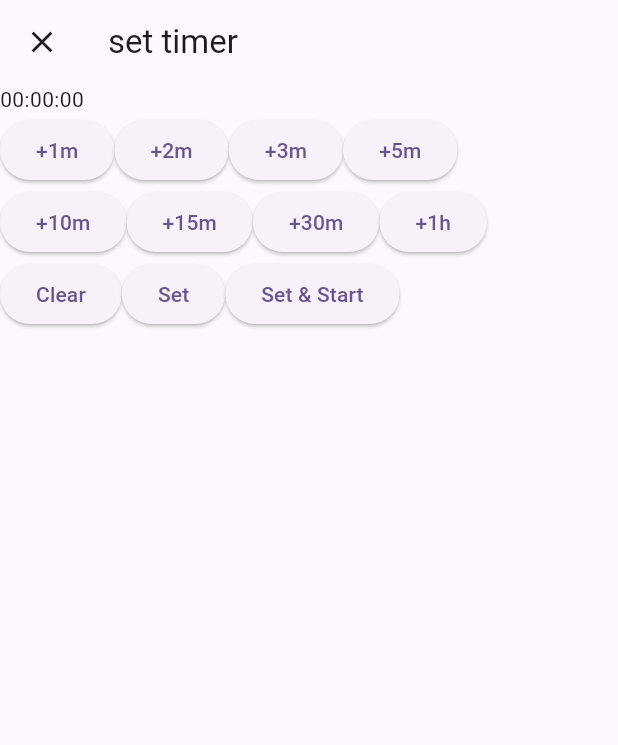
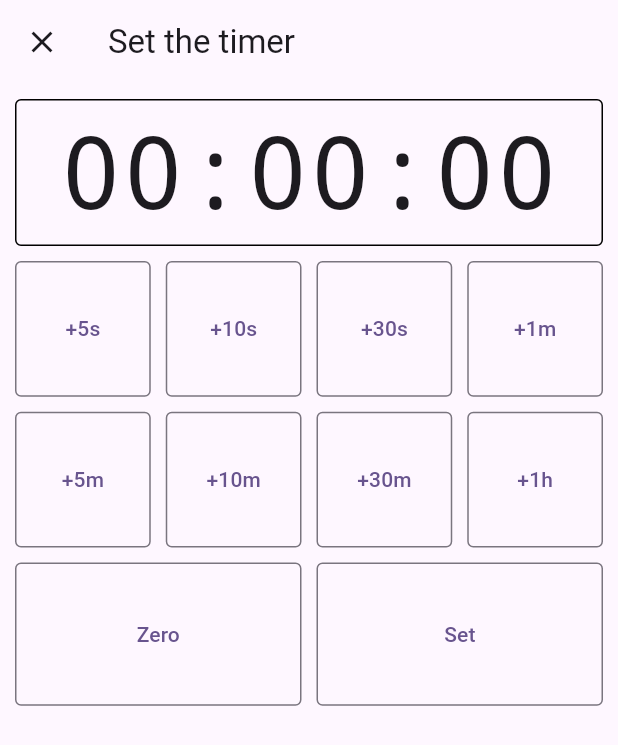
Before and after one commit to mendelbrot/trill, a Flutter app: the TimeEntry screen opened directly with empty values, on a phone screen of 412 x 824 dp. Shown: the top 745 px of the screen. Run offline on Flutter 3.47's test engine with Material 3 defaults, Android fonts, the phone set to English and light mode, and no system bars; our stand-ins replace audioplayers; missing offline and left inert: animated_mesh_gradient.

Commit message:
time entry styling

```diff
--- a/lib/time_entry.dart
+++ b/lib/time_entry.dart
@@ -1,5 +1,6 @@
 import 'package:flutter/material.dart';
 import 'package:trill/time_string.dart';
+import 'package:flutter_staggered_grid_view/flutter_staggered_grid_view.dart';
 
 class TimeEntry extends StatefulWidget {
   final Function onSubmit;
@@ -31,7 +32,7 @@ class _TimeEntryState extends State<TimeEntry> {
 
     return Scaffold(
       appBar: AppBar(
-        title: Text('set timer'),
+        title: Text('Set the timer'),
         leading: IconButton(
           icon: Icon(Icons.close),
           onPressed: () {
@@ -41,10 +42,102 @@ class _TimeEntryState extends State<TimeEntry> {
       ),
       body: Column(
         children: [
-          Row(children: [Text(secondsToTimeString(_initialSeconds))]),
-          Row(
+          GridView.count(
+            shrinkWrap: true,
+            crossAxisCount: 1,
+            childAspectRatio: 4,
+            mainAxisSpacing: 10.0,
+            crossAxisSpacing: 10.0,
+            padding: EdgeInsets.only(top: 10.0, left: 10.0, right: 10.0),
+            physics: const NeverScrollableScrollPhysics(),
             children: [
-              ElevatedButton(
+              Container(
+                decoration: BoxDecoration(
+                  // 2. Define the border
+                  border: Border.all(
+                    color: Colors.black, // The color of the border
+                    width: 1.0, // The thickness of the border
+                  ),
+                  // Optional: Add a rounded corner radius
+                  borderRadius: BorderRadius.circular(4.0),
+                ),
+                child: FittedBox(
+                  alignment: Alignment.center,
+                  fit: BoxFit.contain, // or BoxFit.fill to stretch/distort
+                  child: Text(
+                    secondsToTimeString(_initialSeconds),
+                    style: TextStyle(
+                      fontFamily: 'monospace',
+                      // fontSize: 72.0,
+                      // fontWeight: FontWeight.bold,
+                      // color: Colors.blue,
+                    ),
+                  ),
+                ),
+              ),
+            ],
+          ),
+          GridView.count(
+            shrinkWrap: true,
+            crossAxisCount: 4,
+            mainAxisSpacing: 10.0,
+            crossAxisSpacing: 10.0,
+            padding: EdgeInsets.all(10.0),
+            physics: const NeverScrollableScrollPhysics(),
+            children: [
+              OutlinedButton(
+                style: OutlinedButton.styleFrom(
+                  padding: EdgeInsets.zero,
+                  shape: RoundedRectangleBorder(
+                    borderRadius: BorderRadius.circular(4.0),
+                  ),
+                  // side: BorderSide(color: Colors.blue, width: 1.5),
+                ),
+                child: Text("+5s"),
+                onPressed: () {
+                  setState(() {
+                    _initialSeconds += 5;
+                  });
+                },
+              ),
+              OutlinedButton(
+                style: OutlinedButton.styleFrom(
+                  padding: EdgeInsets.zero,
+                  shape: RoundedRectangleBorder(
+                    borderRadius: BorderRadius.circular(4.0),
+                  ),
+                  // side: BorderSide(color: Colors.blue, width: 1.5),
+                ),
+                child: Text("+10s"),
+                onPressed: () {
+                  setState(() {
+                    _initialSeconds += 10;
+                  });
+                },
+              ),
+              OutlinedButton(
+                style: OutlinedButton.styleFrom(
+                  padding: EdgeInsets.zero,
+                  shape: RoundedRectangleBorder(
+                    borderRadius: BorderRadius.circular(4.0),
+                  ),
+                  // side: BorderSide(color: Colors.blue, width: 1.5),
+                ),
+                child: Text("+30s"),
+                onPressed: () {
+                  setState(() {
+                    _initialSeconds += 30;
+                  });
+                },
+              ),
+              OutlinedButton(
+                style: OutlinedButton.styleFrom(
+                  padding: EdgeInsets.zero,
+                  shape: RoundedRectangleBorder(
+                    borderRadius: BorderRadius.circular(4.0),
+                  ),
+                  // side: BorderSide(color: Colors.blue, width: 1.5),
+                ),
                 child: Text("+1m"),
                 onPressed: () {
                   setState(() {
@@ -52,23 +145,14 @@ class _TimeEntryState extends State<TimeEntry> {
                   });
                 },
               ),
-              ElevatedButton(
-                child: Text("+2m"),
-                onPressed: () {
-                  setState(() {
-                    _initialSeconds += 120;
-                  });
-                },
-              ),
-              ElevatedButton(
-                child: Text("+3m"),
-                onPressed: () {
-                  setState(() {
-                    _initialSeconds += 180;
-                  });
-                },
-              ),
-              ElevatedButton(
+              OutlinedButton(
+                style: OutlinedButton.styleFrom(
+                  padding: EdgeInsets.zero,
+                  shape: RoundedRectangleBorder(
+                    borderRadius: BorderRadius.circular(4.0),
+                  ),
+                  // side: BorderSide(color: Colors.blue, width: 1.5),
+                ),
                 child: Text("+5m"),
                 onPressed: () {
                   setState(() {
@@ -76,11 +160,14 @@ class _TimeEntryState extends State<TimeEntry> {
                   });
                 },
               ),
-            ],
-          ),
-          Row(
-            children: [
-              ElevatedButton(
+              OutlinedButton(
+                style: OutlinedButton.styleFrom(
+                  padding: EdgeInsets.zero,
+                  shape: RoundedRectangleBorder(
+                    borderRadius: BorderRadius.circular(4.0),
+                  ),
+                  // side: BorderSide(color: Colors.blue, width: 1.5),
+                ),
                 child: Text("+10m"),
                 onPressed: () {
                   setState(() {
@@ -88,15 +175,14 @@ class _TimeEntryState extends State<TimeEntry> {
                   });
                 },
               ),
-              ElevatedButton(
-                child: Text("+15m"),
-                onPressed: () {
-                  setState(() {
-                    _initialSeconds += 900;
-                  });
-                },
-              ),
-              ElevatedButton(
+              OutlinedButton(
+                style: OutlinedButton.styleFrom(
+                  padding: EdgeInsets.zero,
+                  shape: RoundedRectangleBorder(
+                    borderRadius: BorderRadius.circular(4.0),
+                  ),
+                  // side: BorderSide(color: Colors.blue, width: 1.5),
+                ),
                 child: Text("+30m"),
                 onPressed: () {
                   setState(() {
@@ -104,7 +190,14 @@ class _TimeEntryState extends State<TimeEntry> {
                   });
                 },
               ),
-              ElevatedButton(
+              OutlinedButton(
+                style: OutlinedButton.styleFrom(
+                  padding: EdgeInsets.zero,
+                  shape: RoundedRectangleBorder(
+                    borderRadius: BorderRadius.circular(4.0),
+                  ),
+                  // side: BorderSide(color: Colors.blue, width: 1.5),
+                ),
                 child: Text("+1h"),
                 onPressed: () {
                   setState(() {
@@ -114,25 +207,39 @@ class _TimeEntryState extends State<TimeEntry> {
               ),
             ],
           ),
-          Row(
+          GridView.count(
+            shrinkWrap: true,
+            crossAxisCount: 2,
+            childAspectRatio: 2,
+            mainAxisSpacing: 10.0,
+            crossAxisSpacing: 10.0,
+            padding: EdgeInsets.only(left: 10.0, right: 10.0),
+            physics: const NeverScrollableScrollPhysics(),
             children: [
-              ElevatedButton(
-                child: Text("Clear"),
+              OutlinedButton(
+                style: OutlinedButton.styleFrom(
+                  padding: EdgeInsets.zero,
+                  shape: RoundedRectangleBorder(
+                    borderRadius: BorderRadius.circular(4.0),
+                  ),
+                  // side: BorderSide(color: Colors.blue, width: 1.5),
+                ),
+                child: Text("Zero"),
                 onPressed: () {
                   setState(() {
                     _initialSeconds = 0;
                   });
                 },
               ),
-              ElevatedButton(
+              OutlinedButton(
+                style: OutlinedButton.styleFrom(
+                  padding: EdgeInsets.zero,
+                  shape: RoundedRectangleBorder(
+                    borderRadius: BorderRadius.circular(4.0),
+                  ),
+                  // side: BorderSide(color: Colors.blue, width: 1.5),
+                ),
                 child: Text("Set"),
-                onPressed: () {
-                  Navigator.of(context).pop();
-                  widget.onSubmit(_initialSeconds);
-                },
-              ),
-              ElevatedButton(
-                child: Text("Set & Start"),
                 onPressed: () {
                   Navigator.of(context).pop();
                   widget.onSubmit(_initialSeconds, true);
--- a/pubspec.yaml
+++ b/pubspec.yaml
@@ -34,6 +34,7 @@ dependencies:
   cupertino_icons: ^1.0.8
   provider: ^6.1.5+1
   audioplayers: ^6.5.1
+  flutter_staggered_grid_view: ^0.7.0
 
 dev_dependencies:
   flutter_test:
```
Also changed, not shown: lib/home_stack.dart (line endings or trailing spaces), pubspec.lock.
